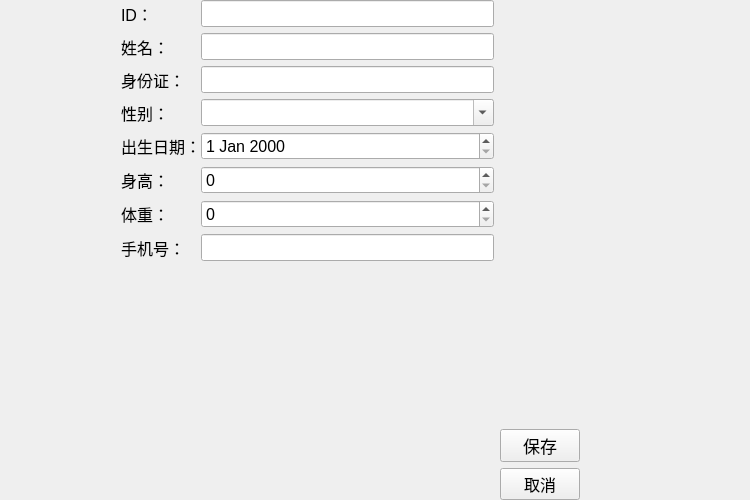
Above: patienteditview.ui from Young-abc/Lab4_Repository before the change. Below: the same form after it.
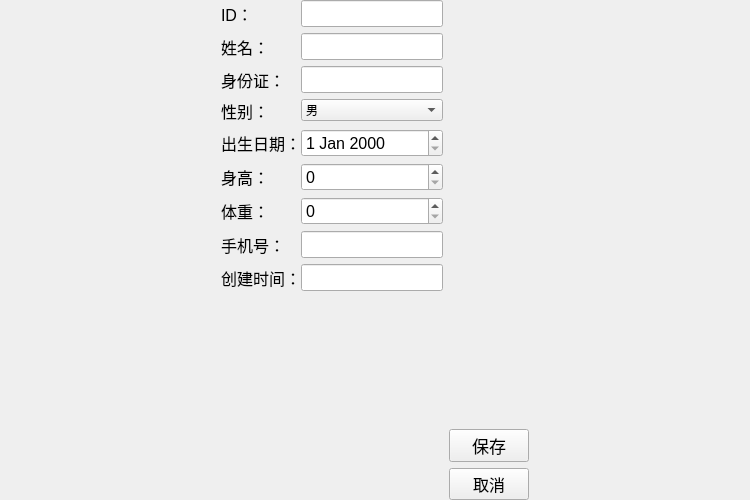
That is the form after the change.

The edit to the form file:
```diff
--- a/patienteditview.ui
+++ b/patienteditview.ui
@@ -108,18 +108,6 @@
          </property>
         </widget>
        </item>
-       <item row="3" column="1">
-        <widget class="QFontComboBox" name="fontComboBox">
-         <property name="font">
-          <font>
-           <pointsize>12</pointsize>
-          </font>
-         </property>
-         <property name="currentText">
-          <string/>
-         </property>
-        </widget>
-       </item>
        <item row="4" column="0">
         <widget class="QLabel" name="label_8">
          <property name="font">
@@ -160,6 +148,9 @@
            <pointsize>12</pointsize>
           </font>
          </property>
+         <property name="maximum">
+          <number>300</number>
+         </property>
         </widget>
        </item>
        <item row="6" column="0">
@@ -181,6 +172,9 @@
            <pointsize>12</pointsize>
           </font>
          </property>
+         <property name="maximum">
+          <number>300</number>
+         </property>
         </widget>
        </item>
        <item row="7" column="0">
@@ -204,6 +198,46 @@
          </property>
         </widget>
        </item>
+       <item row="8" column="1">
+        <widget class="QLineEdit" name="dbCreatedTimeStamp">
+         <property name="font">
+          <font>
+           <pointsize>12</pointsize>
+          </font>
+         </property>
+        </widget>
+       </item>
+       <item row="8" column="0">
+        <widget class="QLabel" name="label_9">
+         <property name="font">
+          <font>
+           <pointsize>12</pointsize>
+          </font>
+         </property>
+         <property name="text">
+          <string>创建时间：</string>
+         </property>
+        </widget>
+       </item>
+       <item row="3" column="1">
+        <widget class="QComboBox" name="dbComboSex">
+         <item>
+          <property name="text">
+           <string>男</string>
+          </property>
+         </item>
+         <item>
+          <property name="text">
+           <string>女</string>
+          </property>
+         </item>
+         <item>
+          <property name="text">
+           <string>未知</string>
+          </property>
+         </item>
+        </widget>
+       </item>
       </layout>
      </item>
      <item>
```
Left out of the diff: 14 changed lines with no effect on the pictures.
